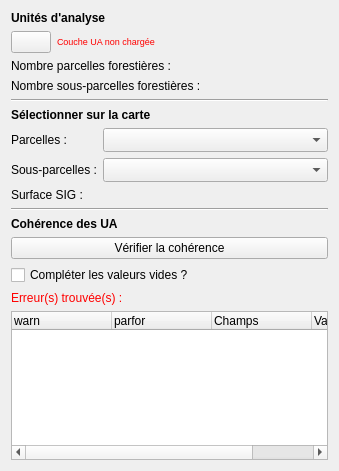
This is qsequoia2/modules/ua_checker/ua_checker.ui in SequoiApp/Qsequoia2 as Qt 5 draws it before an edit. The edited form follows.
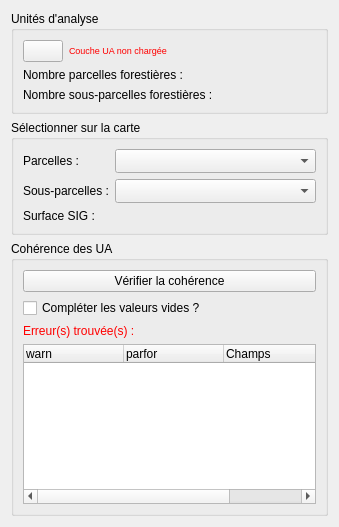
This is the edited form.

Commit message: use groupbox for UI layout

The edit to the form file:
```diff
--- a/qsequoia2/modules/ua_checker/ua_checker.ui
+++ b/qsequoia2/modules/ua_checker/ua_checker.ui
@@ -7,20 +7,19 @@
     <x>0</x>
     <y>0</y>
     <width>339</width>
-    <height>471</height>
+    <height>527</height>
    </rect>
   </property>
   <property name="windowTitle">
    <string>Form</string>
   </property>
+  <layout class="QVBoxLayout" name="verticalLayout_4">
+   <item>
+    <widget class="QGroupBox" name="gb_ua">
+     <property name="title">
+      <string>Unités d'analyse</string>
+     </property>
   <layout class="QVBoxLayout" name="verticalLayout">
-   <item>
-    <widget class="QLabel" name="title_ua">
-     <property name="text">
-      <string>&lt;html&gt;&lt;head/&gt;&lt;body&gt;&lt;p&gt;&lt;span style=&quot; font-weight:600;&quot;&gt;Unités d'analyse&lt;/span&gt;&lt;/p&gt;&lt;/body&gt;&lt;/html&gt;</string>
-     </property>
-    </widget>
-   </item>
    <item>
     <layout class="QHBoxLayout" name="horizontalLayout_2">
      <item>
@@ -92,20 +91,15 @@
      </item>
     </layout>
    </item>
-   <item>
-    <widget class="Line" name="line">
-     <property name="orientation">
-      <enum>Qt::Horizontal</enum>
-     </property>
+     </layout>
     </widget>
    </item>
    <item>
-    <widget class="QLabel" name="title_selection">
-     <property name="text">
-      <string>&lt;html&gt;&lt;head/&gt;&lt;body&gt;&lt;p&gt;&lt;span style=&quot; font-weight:600;&quot;&gt;Sélectionner sur la carte&lt;/span&gt;&lt;/p&gt;&lt;/body&gt;&lt;/html&gt;</string>
+    <widget class="QGroupBox" name="gb_filters">
+     <property name="title">
+      <string>Sélectionner sur la carte</string>
      </property>
-    </widget>
-   </item>
+     <layout class="QVBoxLayout" name="verticalLayout_2">
    <item>
     <layout class="QFormLayout" name="form_filters">
      <property name="fieldGrowthPolicy">
@@ -173,23 +167,15 @@
      </item>
     </layout>
    </item>
-   <item>
-    <widget class="Line" name="line_3">
-     <property name="styleSheet">
-      <string notr="true">color: rgb(0, 0, 0);</string>
-     </property>
-     <property name="orientation">
-      <enum>Qt::Horizontal</enum>
-     </property>
+     </layout>
     </widget>
    </item>
    <item>
-    <widget class="QLabel" name="label">
-     <property name="text">
-      <string>&lt;html&gt;&lt;head/&gt;&lt;body&gt;&lt;p&gt;&lt;span style=&quot; font-weight:600;&quot;&gt;Cohérence des UA&lt;/span&gt;&lt;/p&gt;&lt;/body&gt;&lt;/html&gt;</string>
+    <widget class="QGroupBox" name="gb_check">
+     <property name="title">
+      <string>Cohérence des UA</string>
      </property>
-    </widget>
-   </item>
+     <layout class="QVBoxLayout" name="verticalLayout_3">
    <item>
     <layout class="QHBoxLayout" name="hbox_topbar">
      <item>
@@ -249,15 +235,18 @@
      </item>
     </layout>
    </item>
+     </layout>
+    </widget>
+   </item>
    <item>
-    <spacer name="vspace_bottom">
+    <spacer name="verticalSpacer">
      <property name="orientation">
       <enum>Qt::Vertical</enum>
      </property>
      <property name="sizeHint" stdset="0">
       <size>
        <width>20</width>
-       <height>40</height>
+       <height>12</height>
       </size>
      </property>
     </spacer>
```
Lines whose indentation alone changed are shown as unchanged.
